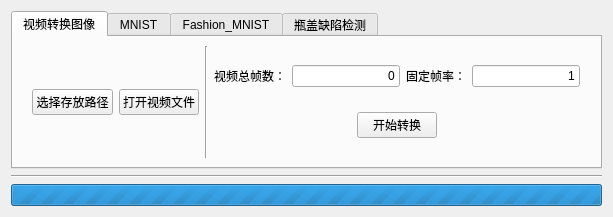
First picture: the form in src/Resources/UI/child_2.ui, repository Amoo1121/Graduate, before the edit.
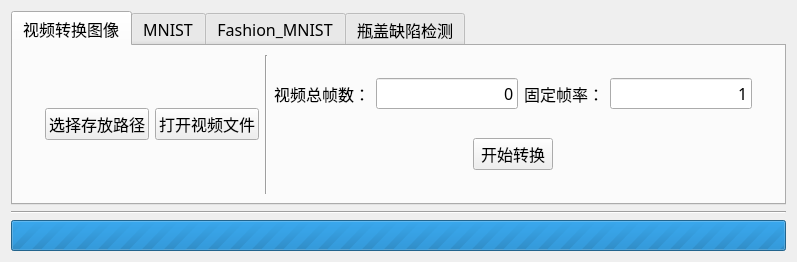
Second picture: the form after the edit.

```diff
--- a/src/Resources/UI/child_2.ui
+++ b/src/Resources/UI/child_2.ui
@@ -31,6 +31,12 @@
    </property>
    <item>
     <widget class="QTabWidget" name="tabWidget">
+     <property name="font">
+      <font>
+       <family>宋体</family>
+       <pointsize>12</pointsize>
+      </font>
+     </property>
      <property name="currentIndex">
       <number>0</number>
      </property>
@@ -51,6 +57,12 @@
                <verstretch>0</verstretch>
               </sizepolicy>
              </property>
+             <property name="font">
+              <font>
+               <family>宋体</family>
+               <pointsize>12</pointsize>
+              </font>
+             </property>
              <property name="text">
               <string>选择存放路径</string>
              </property>
@@ -64,6 +76,12 @@
                <verstretch>0</verstretch>
               </sizepolicy>
              </property>
+             <property name="font">
+              <font>
+               <family>宋体</family>
+               <pointsize>12</pointsize>
+              </font>
+             </property>
              <property name="text">
               <string>打开视频文件</string>
              </property>
@@ -73,6 +91,12 @@
          </item>
          <item>
           <widget class="Line" name="line_5">
+           <property name="font">
+            <font>
+             <family>宋体</family>
+             <pointsize>12</pointsize>
+            </font>
+           </property>
            <property name="orientation">
             <enum>Qt::Vertical</enum>
            </property>
@@ -84,6 +108,12 @@
             <layout class="QHBoxLayout" name="horizontalLayout_12">
              <item alignment="Qt::AlignHCenter">
               <widget class="QLabel" name="label_10">
+               <property name="font">
+                <font>
+                 <family>宋体</family>
+                 <pointsize>12</pointsize>
+                </font>
+               </property>
                <property name="text">
                 <string>视频总帧数：</string>
                </property>
@@ -100,6 +130,12 @@
                  <verstretch>0</verstretch>
                 </sizepolicy>
                </property>
+               <property name="font">
+                <font>
+                 <family>宋体</family>
+                 <pointsize>12</pointsize>
+                </font>
+               </property>
                <property name="text">
                 <string>0</string>
                </property>
@@ -113,6 +149,12 @@
              </item>
              <item alignment="Qt::AlignHCenter">
               <widget class="QLabel" name="label_11">
+               <property name="font">
+                <font>
+                 <family>宋体</family>
+                 <pointsize>12</pointsize>
+                </font>
+               </property>
                <property name="text">
                 <string>固定帧率：</string>
                </property>
@@ -126,6 +168,12 @@
                  <verstretch>0</verstretch>
                 </sizepolicy>
                </property>
+               <property name="font">
+                <font>
+                 <family>宋体</family>
+                 <pointsize>12</pointsize>
+                </font>
+               </property>
                <property name="text">
                 <string>1</string>
                </property>
@@ -146,6 +194,12 @@
                  <verstretch>0</verstretch>
                 </sizepolicy>
                </property>
+               <property name="font">
+                <font>
+                 <family>宋体</family>
+                 <pointsize>12</pointsize>
+                </font>
+               </property>
                <property name="text">
                 <string>开始转换</string>
                </property>
@@ -455,8 +509,24 @@
            </property>
           </widget>
          </item>
+         <item>
+          <widget class="QPushButton" name="AE_CHOOSE">
+           <property name="sizePolicy">
+            <sizepolicy hsizetype="Fixed" vsizetype="Fixed">
+             <horstretch>0</horstretch>
+             <verstretch>0</verstretch>
+            </sizepolicy>
+           </property>
+           <property name="text">
+            <string>选择测试图像</string>
+           </property>
+          </widget>
+         </item>
          <item alignment="Qt::AlignHCenter|Qt::AlignVCenter">
           <widget class="QPushButton" name="Pre_AE_TEST">
+           <property name="enabled">
+            <bool>false</bool>
+           </property>
            <property name="sizePolicy">
             <sizepolicy hsizetype="Fixed" vsizetype="Fixed">
              <horstretch>0</horstretch>
@@ -545,6 +615,12 @@
    </item>
    <item>
     <widget class="Line" name="line_2">
+     <property name="font">
+      <font>
+       <family>宋体</family>
+       <pointsize>12</pointsize>
+      </font>
+     </property>
      <property name="orientation">
       <enum>Qt::Horizontal</enum>
      </property>
@@ -554,6 +630,12 @@
     <layout class="QHBoxLayout" name="horizontalLayout_4">
      <item>
       <widget class="QProgressBar" name="progressBar">
+       <property name="font">
+        <font>
+         <family>宋体</family>
+         <pointsize>12</pointsize>
+        </font>
+       </property>
        <property name="maximum">
         <number>0</number>
        </property>
```
